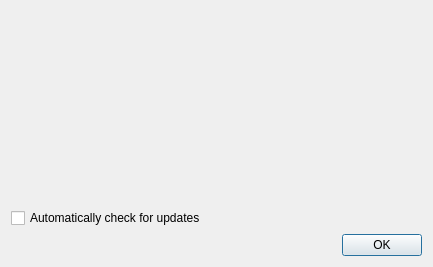
Qt form scripts/Help/CheckForUpdates/CheckForUpdatesDialog.ui (qcad/qcad) before a commit.
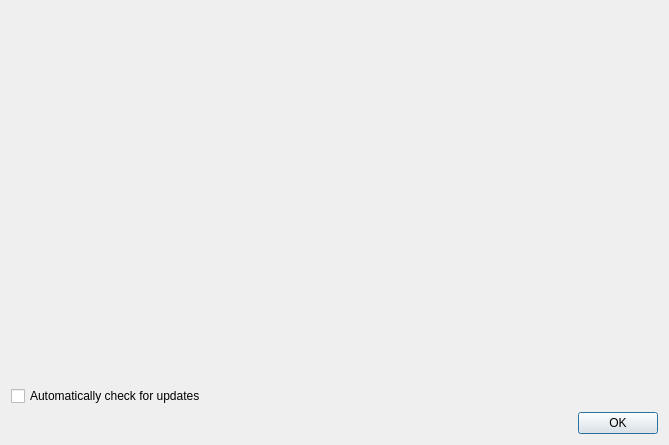
The same form after that commit.

```diff
--- a/scripts/Help/CheckForUpdates/CheckForUpdatesDialog.ui
+++ b/scripts/Help/CheckForUpdates/CheckForUpdatesDialog.ui
@@ -6,8 +6,8 @@
    <rect>
     <x>0</x>
     <y>0</y>
-    <width>433</width>
-    <height>267</height>
+    <width>669</width>
+    <height>445</height>
    </rect>
   </property>
   <property name="windowTitle">
```
